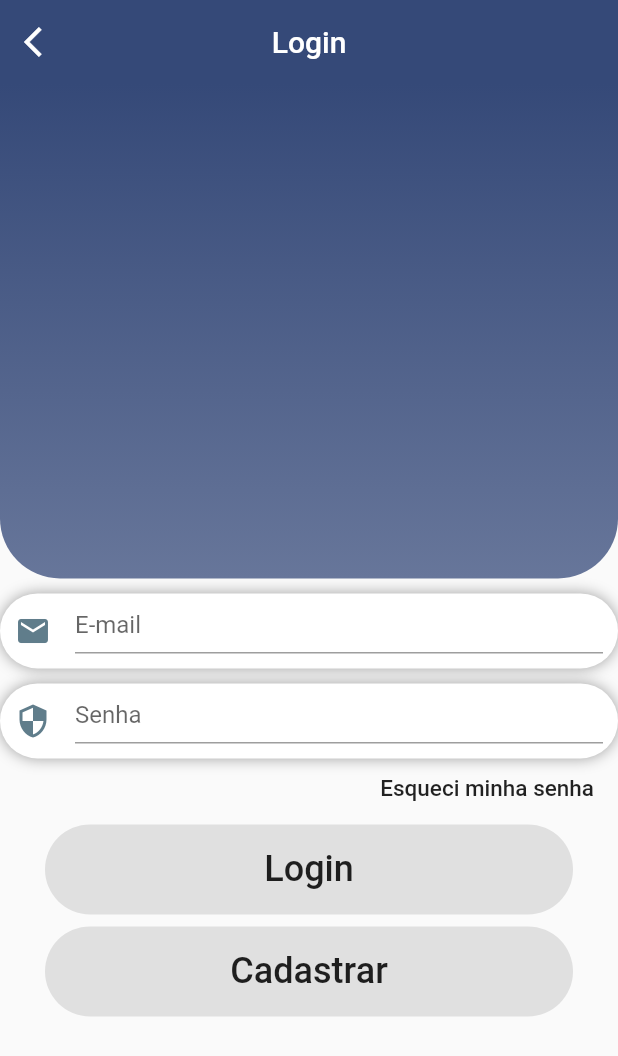
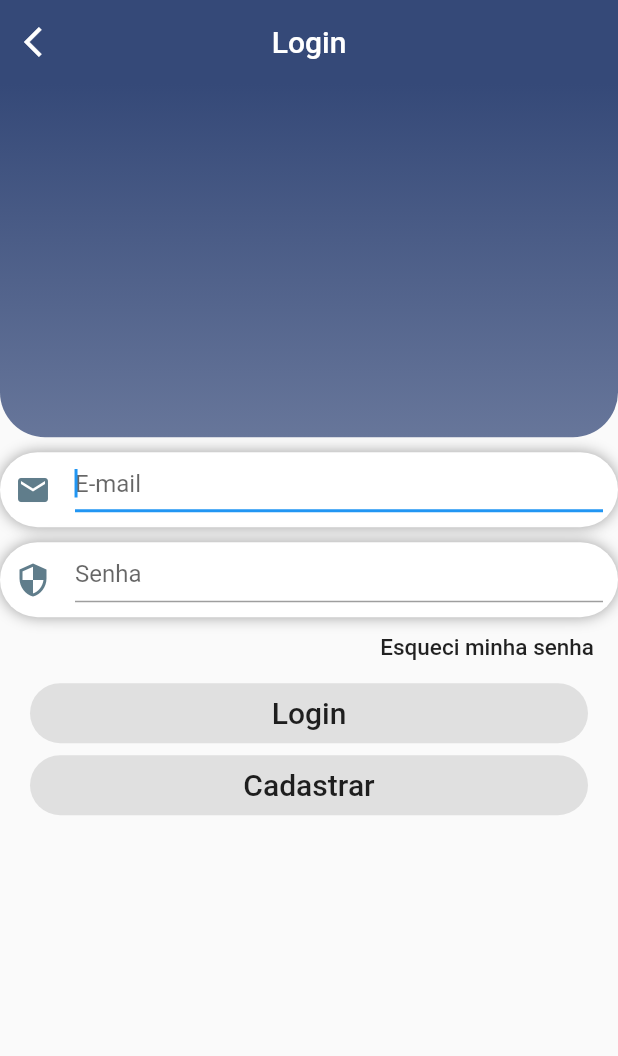
Before and after one commit to bkpaulera/SOA-2019, a Flutter app: the Login screen opened directly, on a phone screen of 412 x 824 dp. Shown: the top 1056 px of the screen. Run offline on Flutter 3.47's test engine with Material 2 defaults, Android fonts, the phone set to English and light mode, and no system bars; missing offline and left inert: observable_ish; network calls fail.

```diff
--- a/soa_app/lib/main.dart
+++ b/soa_app/lib/main.dart
@@ -73,7 +73,7 @@ class _HomeMainState extends State<HomeMain> {
            child: RaisedButton(onPressed: () {
             Navigator.of(context).pushNamed(LoginMainView);
         },
-        child: Text('Go to Login'),
+        child: Text('Login'),
         ),
          ),
         ],
--- a/soa_app/lib/ui/login.dart
+++ b/soa_app/lib/ui/login.dart
@@ -37,7 +37,7 @@ class _LoginState extends State<Login> {
                 padding: const EdgeInsets.only(bottom: 10.0),
                 child: Container(
                     width: MediaQuery.of(context).size.width,
-                    height: MediaQuery.of(context).size.height/2.5,
+                    height: MediaQuery.of(context).size.height/3.5,
                     decoration: BoxDecoration(
                       gradient: LinearGradient(
                          begin: Alignment.topCenter,
@@ -48,8 +48,8 @@ class _LoginState extends State<Login> {
                             ],
                         ),
                 borderRadius: BorderRadius.only(
-                  bottomLeft: Radius.circular(40),
-                  bottomRight: Radius.circular(40),
+                  bottomLeft: Radius.circular(30),
+                  bottomRight: Radius.circular(30),
                  ),
                 ),
                   ),
@@ -78,7 +78,9 @@ class _LoginState extends State<Login> {
                       ]
                     ),
 
-                    child: TextField(
+                    child:
+                    TextFormField(
+                    autofocus: true,
                     keyboardType: TextInputType.emailAddress,
                     decoration: InputDecoration(
                     icon: Icon(
@@ -119,7 +121,9 @@ class _LoginState extends State<Login> {
                         ]
                       ),
 
-                      child: TextField(
+                      child:
+                      TextFormField(
+                        autofocus: true,
                          keyboardType: TextInputType.emailAddress,
                         decoration: InputDecoration(
                           icon: Icon(
@@ -155,9 +159,9 @@ class _LoginState extends State<Login> {
               ),
 
               Padding(
-                 padding: const EdgeInsets.symmetric(horizontal:30.0, vertical: 4.0),
+                 padding: const EdgeInsets.symmetric(horizontal:20.0, vertical: 4.0),
                 child: Container(
-                  height: 60,
+                  height: 40,
                   alignment: Alignment.center,
                   decoration: BoxDecoration(
                     borderRadius: BorderRadius.all(
@@ -170,7 +174,7 @@ class _LoginState extends State<Login> {
                       child: Text(
                       'Login',
                       style: TextStyle(
-                        fontSize: 24,
+                        fontSize: 20,
                       ),
                       textAlign: TextAlign.right,
                       ),
@@ -183,9 +187,9 @@ class _LoginState extends State<Login> {
               ),
 
               Padding(
-                padding: const EdgeInsets.symmetric(horizontal:30.0, vertical: 4.0),
+                padding: const EdgeInsets.symmetric(horizontal:20.0, vertical: 4.0),
                 child: Container(
-                  height: 60,
+                  height: 40,
                   alignment: Alignment.center,
                   decoration: BoxDecoration(
                     borderRadius: BorderRadius.all(
@@ -198,7 +202,7 @@ class _LoginState extends State<Login> {
                       child: Text(
                       'Cadastrar',
                       style: TextStyle(
-                        fontSize: 24,
+                        fontSize: 20,
                       ),
                       textAlign: TextAlign.right,
                       ),
```
Lines whose indentation alone changed are shown as unchanged.
